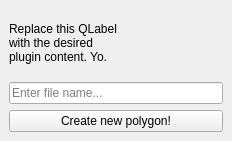
Above: nin_qgis_plugin/nin_qgis_plugin_dockwidget_base.ui from geco-nhm/nin-qgis-plugin before the change. Below: the same form after it.
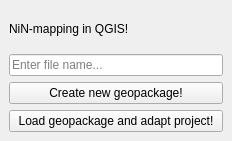
That is the form after the change.

```diff
--- a/nin_qgis_plugin/nin_qgis_plugin_dockwidget_base.ui
+++ b/nin_qgis_plugin/nin_qgis_plugin_dockwidget_base.ui
@@ -18,9 +18,7 @@
     <item row="0" column="0">
      <widget class="QLabel" name="label">
       <property name="text">
-       <string>Replace this QLabel
-with the desired
-plugin content. Yo.</string>
+       <string>NiN-mapping in QGIS!</string>
       </property>
      </widget>
     </item>
@@ -34,7 +32,14 @@
     <item row="2" column="0">
      <widget class="QPushButton" name="createPolygonButton">
       <property name="text">
-       <string>Create new polygon!</string>
+       <string>Create new geopackage!</string>
+      </property>
+     </widget>
+    </item>
+    <item row="3" column="0">
+     <widget class="QPushButton" name="changeProjectSettingsButton">
+      <property name="text">
+       <string>Load geopackage and adapt project!</string>
       </property>
      </widget>
     </item>
```
